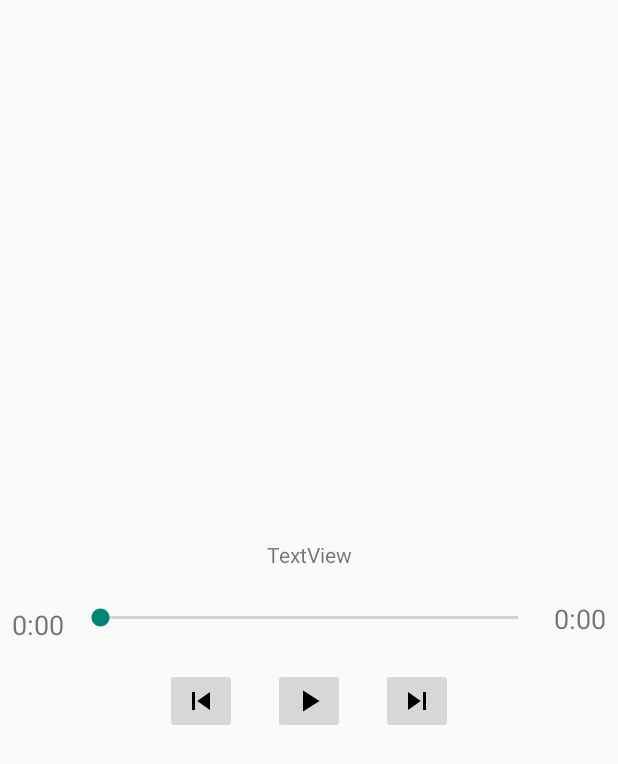
After one commit to we10710aa/raymond-box, an Android app: the KKlinxActivity screen opened directly, with no data from a screen before it, on a phone screen of 412 x 824 dp. The commit adds this screen. Shown: the top 764 px of the screen. Run offline under Robolectric (Android 15) with nearby library versions, the phone set to English and light mode, and no system bars; 5 statements that could not run were skipped.

Commit message:
Raymond box-reformed!

```diff
--- a/app/src/main/AndroidManifest.xml
+++ b/app/src/main/AndroidManifest.xml
@@ -17,7 +17,8 @@
         android:roundIcon="@mipmap/ic_launcher_round"
         android:supportsRtl="true"
         android:theme="@style/Theme.AppCompat.Light.NoActionBar">
-        <activity android:name=".KKBrainActivity"></activity>
+        <activity android:name=".KKlinxActivity"></activity>
+        <activity android:name=".KKBrainActivity" />
         <activity
             android:name=".PersonalActivity"
             android:label="@string/title_activity_personal" />
--- a/app/src/main/java/com/api/kkbox/KKAssistant.java
+++ b/app/src/main/java/com/api/kkbox/KKAssistant.java
@@ -93,7 +93,7 @@ public class KKAssistant {
                 }});
         map.put("request",new LinkedHashMap<String,Object>(){{
             put("type","DirectiveRequest");
-            put("requestId","08ad060515cbb52836954fae5dc2f90z");
+            put("requestId",userID);
             put("timestamp", Calendar.getInstance().getTime().toString());
             put("asr",new LinkedHashMap<String,String>(){{
                 put("text",key);
--- /dev/null
+++ b/app/src/main/java/com/kkbox/raymondbox/KKlinxActivity.java
@@ -0,0 +1,282 @@
+package com.kkbox.raymondbox;
+
+import androidx.appcompat.app.AppCompatActivity;
+
+import android.content.Context;
+import android.content.SharedPreferences;
+import android.media.AudioManager;
+import android.os.Bundle;
+import android.os.Handler;
+import android.os.HandlerThread;
+import android.util.Log;
+import android.view.View;
+import android.widget.ImageButton;
+import android.widget.SeekBar;
+import android.widget.TextView;
+import android.widget.Toast;
+
+import com.kkbox.kklinxdevicesdk.Config;
+import com.kkbox.kklinxdevicesdk.KKLINXDeviceSdk;
+import com.kkbox.kklinxdevicesdk.PlaybackState;
+
+public class KKlinxActivity extends AppCompatActivity {
+    private KKLINXDeviceSdk kklinx;
+    private HandlerThread kklinxThread;
+    private Handler kklinxThreadHandler;
+    private Handler seekBarHandler;
+
+    private ImageButton buttonPlayPause;
+    private ImageButton buttonNext;
+    private ImageButton buttonLast;
+    private SeekBar playbackBar;
+    private TextView totalTime;
+    private TextView passedTime;
+    private TextView songName;
+
+    final Runnable seekBarUpdate = new Runnable() {
+        @Override
+        public void run() {
+            int p = playbackBar.getProgress()+1000;
+            if(p>playbackBar.getMax()){
+                playbackBar.setProgress(playbackBar.getMax());
+                passedTime.setText(convertToString(playbackBar.getMax()));
+            }
+            else{
+                playbackBar.setProgress(p);
+                passedTime.setText(convertToString(p));
+            }
+            seekBarHandler.postDelayed(this,1000);
+        }
+    };
+
+    @Override
+    protected void onCreate(Bundle savedInstanceState) {
+        super.onCreate(savedInstanceState);
+        setContentView(R.layout.activity_kklinx);
+        getAllView();
+
+        Config config = new Config(
+                getApplicationContext(),
+                "KKLINX Demo",
+                "Raymond",
+                "PIXEL2 XL",
+                ClientInfo.clientID,
+                ClientInfo.clientSecret,
+                44444,
+                getFilesDir().getAbsolutePath());
+        kklinx = new KKLINXDeviceSdk(config);
+        kklinx.registerEventListener(new Listenter());
+        kklinx.initialize();
+
+        kklinxThread = new HandlerThread("klinxThread");
+        kklinxThread.start();
+        kklinxThreadHandler = new Handler(kklinxThread.getLooper());
+        kklinxThreadHandler.post(new Runnable() {
+            @Override
+            public void run() {
+                kklinx.startMainLoop();
+            }
+        });
+
+        seekBarHandler = new Handler(getMainLooper());
+
+    }
+
+    private void getAllView() {
+        buttonPlayPause = findViewById(R.id.btn_kklinx_play);
+        buttonNext = findViewById(R.id.btn_kklinx_playNext);
+        buttonLast = findViewById(R.id.btn_kklinx_playLast);
+        playbackBar = findViewById(R.id.seekBar_kklinx);
+        totalTime = findViewById(R.id.textview_kklinx_totaltime);
+        passedTime = findViewById(R.id.textview_kklinx_passedtime);
+        songName = findViewById(R.id.textview_kklinx_songName);
+        buttonNext.setOnClickListener(new View.OnClickListener() {
+            @Override
+            public void onClick(View v) {
+                kklinx.playNext();
+            }
+        });
+        buttonLast.setOnClickListener(new View.OnClickListener() {
+            @Override
+            public void onClick(View v) {
+                kklinx.playPrevious();
+            }
+        });
+        buttonPlayPause.setOnClickListener(new View.OnClickListener() {
+            @Override
+            public void onClick(View v) {
+                kklinx.pause();
+            }
+        });
+        playbackBar.setOnSeekBarChangeListener(new SeekBar.OnSeekBarChangeListener() {
+            @Override
+            public void onProgressChanged(SeekBar seekBar, int progress, boolean fromUser) {
+                if(fromUser){
+                    kklinx.seek(progress);
+                }
+            }
+
+            @Override
+            public void onStartTrackingTouch(SeekBar seekBar) {
+
+            }
+
+            @Override
+            public void onStopTrackingTouch(SeekBar seekBar) {
+
+            }
+        });
+
+    }
+
+    public static String convertToString(int mseconds){
+        StringBuilder builder = new StringBuilder();
+        builder.append(mseconds/60000);
+        builder.append(":");
+        builder.append((String.format("%02d",mseconds/1000%60)));
+        return builder.toString();
+    }
+
+    public void updateUI(final PlaybackState state){
+        Runnable runnable = new Runnable() {
+            @Override
+            public void run() {
+                int duration = state.getDuration();
+                songName.setText(state.getSongName());
+                playbackBar.setMax(duration);
+                playbackBar.setProgress(state.getPosition());
+                totalTime.setText(convertToString(duration));
+                passedTime.setText(convertToString(state.getPosition()));
+            }
+        };
+        runOnUiThread(runnable);
+    }
+
+    @Override
+    protected void onStop() {
+        Log.d("KKlinxActivity","onStop");
+        if(kklinxThreadHandler!=null){
+            kklinxThread.quit();
+            kklinx.destroy();
+        }
+        if(seekBarHandler!=null){
+            seekBarHandler.removeCallbacks(seekBarUpdate);
+        }
+        super.onStop();
+    }
+
+    private class Listenter implements KKLINXDeviceSdk.EventListener {
+
+        @Override
+        public void onReady() {
+            kklinx.setVolume((float) 0.5);
+            SharedPreferences pref = getSharedPreferences("USER", MODE_PRIVATE);
+            String access_token = pref.getString("access_token", null);
+            String userID = pref.getString("id", null);
+            kklinx.authenticate(userID, access_token);
+        }
+
+        @Override
+        public void onOnline() {
+            runOnUiThread(new Runnable() {
+                @Override
+                public void run() {
+                    Toast.makeText(KKlinxActivity.this,
+                            "kklinx onOnline",Toast.LENGTH_LONG).show();
+                }
+            });
+        }
+
+        @Override
+        public void onOffline() {
+
+        }
+
+        @Override
+        public void onVolumeChanged(float v) {
+            AudioManager audioManager = (AudioManager) getSystemService(Context.AUDIO_SERVICE);
+            int maxVolume = audioManager.getStreamMaxVolume(AudioManager.STREAM_MUSIC);
+            audioManager.setStreamVolume(AudioManager.STREAM_MUSIC, (int) (v * maxVolume), AudioManager.FLAG_SHOW_UI);
+
+        }
+
+        @Override
+        public void onPlaybackStart() {
+
+        }
+
+        @Override
+        public void onPlaybackStop(int i) {
+
+        }
+
+        @Override
+        public void onLoading(PlaybackState playbackState) {
+
+        }
+
+        @Override
+        public void onLoaded(PlaybackState playbackState) {
+            Log.d("onLoaded",playbackState.getDuration()+"");
+            updateUI(playbackState);
+        }
+
+        @Override
+        public void onLoadError(int i, String s) {
+
+        }
+
+        @Override
+        public void onPlaying(PlaybackState playbackState) {
+            seekBarHandler.postDelayed(seekBarUpdate,1000);
+            buttonPlayPause.setImageDrawable(getDrawable(R.drawable.ic_pause_black_24dp));
+            buttonPlayPause.setOnClickListener(new View.OnClickListener() {
+                @Override
+                public void onClick(View v) {
+                    kklinx.pause();
+                }
+            });
+        }
+
+        @Override
+        public void onPaused(PlaybackState playbackState) {
+            updateUI(playbackState);
+            seekBarHandler.removeCallbacks(seekBarUpdate);
+            buttonPlayPause.setImageDrawable(getDrawable(R.drawable.ic_play_arrow_black_24dp));
+            buttonPlayPause.setOnClickListener(new View.OnClickListener() {
+                @Override
+                public void onClick(View v) {
+                    kklinx.resume();
+                }
+            });
+        }
+
+        @Override
+        public void onResumed(PlaybackState playbackState) {
+            updateUI(playbackState);
+            buttonPlayPause.setImageDrawable(getDrawable(R.drawable.ic_pause_black_24dp));
+            buttonPlayPause.setOnClickListener(new View.OnClickListener() {
+                @Override
+                public void onClick(View v) {
+                    kklinx.pause();
+                }
+            });
+        }
+
+        @Override
+        public void onStopped(PlaybackState playbackState) {
+            seekBarHandler.removeCallbacks(seekBarUpdate);
+        }
+
+        @Override
+        public void onPlaylistEnded(int i) {
+
+        }
+
+        @Override
+        public void onCredentialUpdated(String s, String s1, String s2) {
+
+        }
+    }
+
+}
--- a/app/src/main/java/com/kkbox/raymondbox/MainActivity.java
+++ b/app/src/main/java/com/kkbox/raymondbox/MainActivity.java
@@ -469,7 +469,6 @@ public class MainActivity extends AppCompatActivity {
                 trackInfo.setGravity(Gravity.CENTER);
                 trackInfo.setText(String.format("%s\n%s\n%s",
                         state.getSongName(), state.getAlbumName(), state.getArtistName()));
-
             }
         });
     }
--- a/app/src/main/java/com/kkbox/raymondbox/StartFunctionAdapter.java
+++ b/app/src/main/java/com/kkbox/raymondbox/StartFunctionAdapter.java
@@ -13,7 +13,7 @@ import java.util.List;
 
 public class StartFunctionAdapter extends BaseAdapter {
     List<String> functionList = new ArrayList<String>(
-            Arrays.asList("KKLINX","KKBRAIN","AIDL")
+            Arrays.asList("主題展示","KKBRAIN","KKLINX")
     );
     List<Class<?>> activityList = new ArrayList<>();
     Context context;
@@ -21,7 +21,7 @@ public class StartFunctionAdapter extends BaseAdapter {
         this.context = context;
         activityList.add(MainActivity.class);
         activityList.add(KKBrainActivity.class);
-        activityList.add(MainActivity.class);
+        activityList.add(KKlinxActivity.class);
     }
 
     @Override
--- /dev/null
+++ b/app/src/main/res/drawable/ic_pause_black_24dp.xml
@@ -0,0 +1,9 @@
+<vector xmlns:android="http://schemas.android.com/apk/res/android"
+        android:width="24dp"
+        android:height="24dp"
+        android:viewportWidth="24.0"
+        android:viewportHeight="24.0">
+    <path
+        android:fillColor="#FF000000"
+        android:pathData="M6,19h4L10,5L6,5v14zM14,5v14h4L18,5h-4z"/>
+</vector>
--- /dev/null
+++ b/app/src/main/res/drawable/ic_play_arrow_black_24dp.xml
@@ -0,0 +1,9 @@
+<vector xmlns:android="http://schemas.android.com/apk/res/android"
+        android:width="24dp"
+        android:height="24dp"
+        android:viewportWidth="24.0"
+        android:viewportHeight="24.0">
+    <path
+        android:fillColor="#FF000000"
+        android:pathData="M8,5v14l11,-7z"/>
+</vector>
--- /dev/null
+++ b/app/src/main/res/drawable/ic_skip_next_black_24dp.xml
@@ -0,0 +1,9 @@
+<vector xmlns:android="http://schemas.android.com/apk/res/android"
+        android:width="24dp"
+        android:height="24dp"
+        android:viewportWidth="24.0"
+        android:viewportHeight="24.0">
+    <path
+        android:fillColor="#FF000000"
+        android:pathData="M6,18l8.5,-6L6,6v12zM16,6v12h2V6h-2z"/>
+</vector>
--- /dev/null
+++ b/app/src/main/res/drawable/ic_skip_previous_black_24dp.xml
@@ -0,0 +1,9 @@
+<vector xmlns:android="http://schemas.android.com/apk/res/android"
+        android:width="24dp"
+        android:height="24dp"
+        android:viewportWidth="24.0"
+        android:viewportHeight="24.0">
+    <path
+        android:fillColor="#FF000000"
+        android:pathData="M6,6h2v12L6,18zM9.5,12l8.5,6L18,6z"/>
+</vector>
--- /dev/null
+++ b/app/src/main/res/layout/activity_kklinx.xml
@@ -0,0 +1,89 @@
+<?xml version="1.0" encoding="utf-8"?>
+<androidx.constraintlayout.widget.ConstraintLayout xmlns:android="http://schemas.android.com/apk/res/android"
+    xmlns:app="http://schemas.android.com/apk/res-auto"
+    xmlns:tools="http://schemas.android.com/tools"
+    android:layout_width="match_parent"
+    android:layout_height="match_parent"
+    tools:context=".KKlinxActivity">
+
+    <SeekBar
+        android:id="@+id/seekBar_kklinx"
+        android:layout_width="0dp"
+        android:layout_height="50dp"
+        android:layout_marginStart="8dp"
+        android:layout_marginTop="8dp"
+        android:layout_marginEnd="8dp"
+        android:layout_marginBottom="8dp"
+        app:layout_constraintBottom_toBottomOf="parent"
+        app:layout_constraintEnd_toStartOf="@+id/textview_kklinx_totaltime"
+        app:layout_constraintStart_toEndOf="@+id/textview_kklinx_passedtime"
+        app:layout_constraintTop_toTopOf="parent" />
+
+    <ImageButton
+        android:id="@+id/btn_kklinx_play"
+        android:layout_width="wrap_content"
+        android:layout_height="wrap_content"
+        android:layout_marginStart="8dp"
+        android:layout_marginTop="8dp"
+        android:layout_marginEnd="8dp"
+        app:layout_constraintEnd_toEndOf="parent"
+        app:layout_constraintStart_toStartOf="parent"
+        app:layout_constraintTop_toBottomOf="@+id/seekBar_kklinx"
+        app:srcCompat="@drawable/ic_play_arrow_black_24dp" />
+
+    <ImageButton
+        android:id="@+id/btn_kklinx_playNext"
+        android:layout_width="wrap_content"
+        android:layout_height="wrap_content"
+        android:layout_marginStart="24dp"
+        android:layout_marginTop="8dp"
+        app:layout_constraintStart_toEndOf="@+id/btn_kklinx_play"
+        app:layout_constraintTop_toBottomOf="@+id/seekBar_kklinx"
+        app:srcCompat="@drawable/ic_skip_next_black_24dp" />
+
+    <ImageButton
+        android:id="@+id/btn_kklinx_playLast"
+        android:layout_width="wrap_content"
+        android:layout_height="wrap_content"
+        android:layout_marginTop="8dp"
+        android:layout_marginEnd="24dp"
+        app:layout_constraintEnd_toStartOf="@+id/btn_kklinx_play"
+        app:layout_constraintTop_toBottomOf="@+id/seekBar_kklinx"
+        app:srcCompat="@drawable/ic_skip_previous_black_24dp" />
+
+    <TextView
+        android:id="@+id/textview_kklinx_totaltime"
+        android:layout_width="wrap_content"
+        android:layout_height="wrap_content"
+        android:layout_marginEnd="8dp"
+        android:text="0:00"
+        android:textSize="18sp"
+        app:layout_constraintBottom_toBottomOf="@+id/seekBar_kklinx"
+        app:layout_constraintEnd_toEndOf="parent"
+        app:layout_constraintTop_toTopOf="@+id/seekBar_kklinx" />
+
+    <TextView
+        android:id="@+id/textview_kklinx_passedtime"
+        android:layout_width="wrap_content"
+        android:layout_height="wrap_content"
+        android:layout_marginStart="8dp"
+        android:layout_marginTop="8dp"
+        android:layout_marginBottom="8dp"
+        android:text="0:00"
+        android:textSize="18sp"
+        app:layout_constraintBottom_toTopOf="@+id/btn_kklinx_play"
+        app:layout_constraintStart_toStartOf="parent"
+        app:layout_constraintTop_toTopOf="@+id/seekBar_kklinx" />
+
+    <TextView
+        android:id="@+id/textview_kklinx_songName"
+        android:layout_width="wrap_content"
+        android:layout_height="wrap_content"
+        android:layout_marginStart="8dp"
+        android:layout_marginEnd="8dp"
+        android:layout_marginBottom="8dp"
+        android:text="TextView"
+        app:layout_constraintBottom_toTopOf="@+id/seekBar_kklinx"
+        app:layout_constraintEnd_toEndOf="parent"
+        app:layout_constraintStart_toStartOf="parent" />
+</androidx.constraintlayout.widget.ConstraintLayout>
```
Also changed, not shown: app/src/main/res/layout/activity_kkbrain.xml (+8 -24 lines), app/src/main/res/layout/activity_start.xml (+22 -4 lines).
